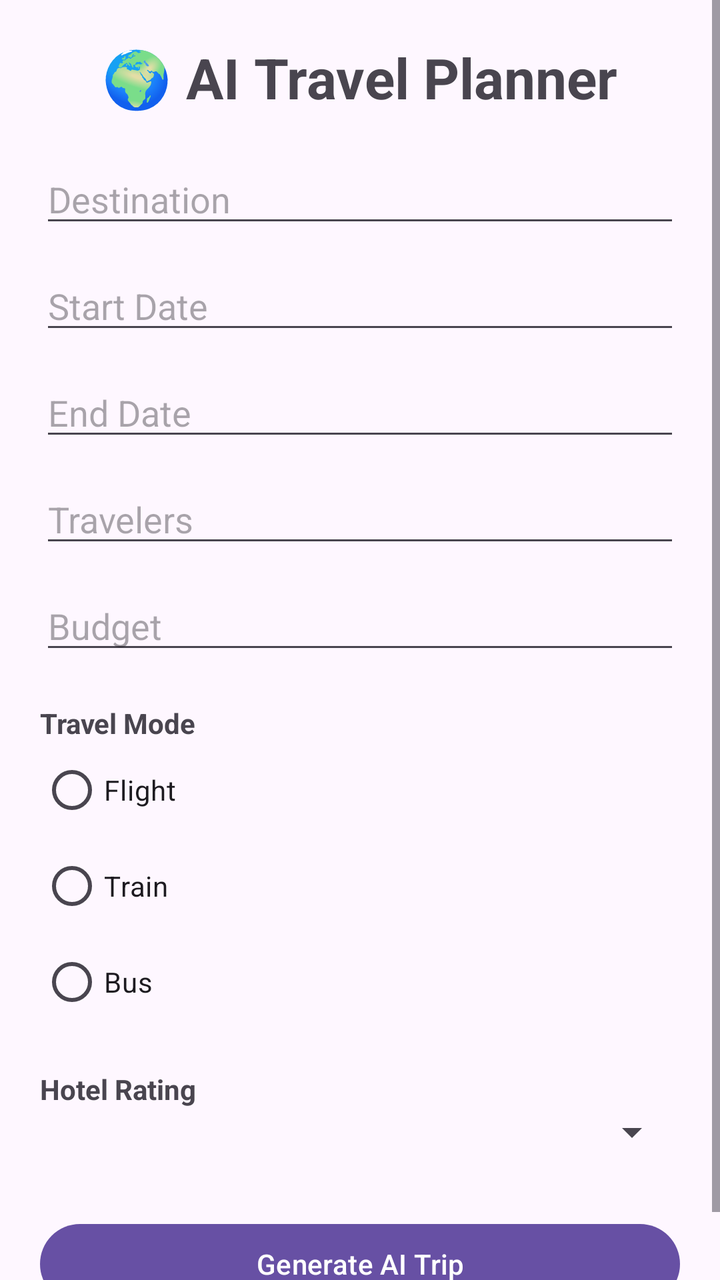
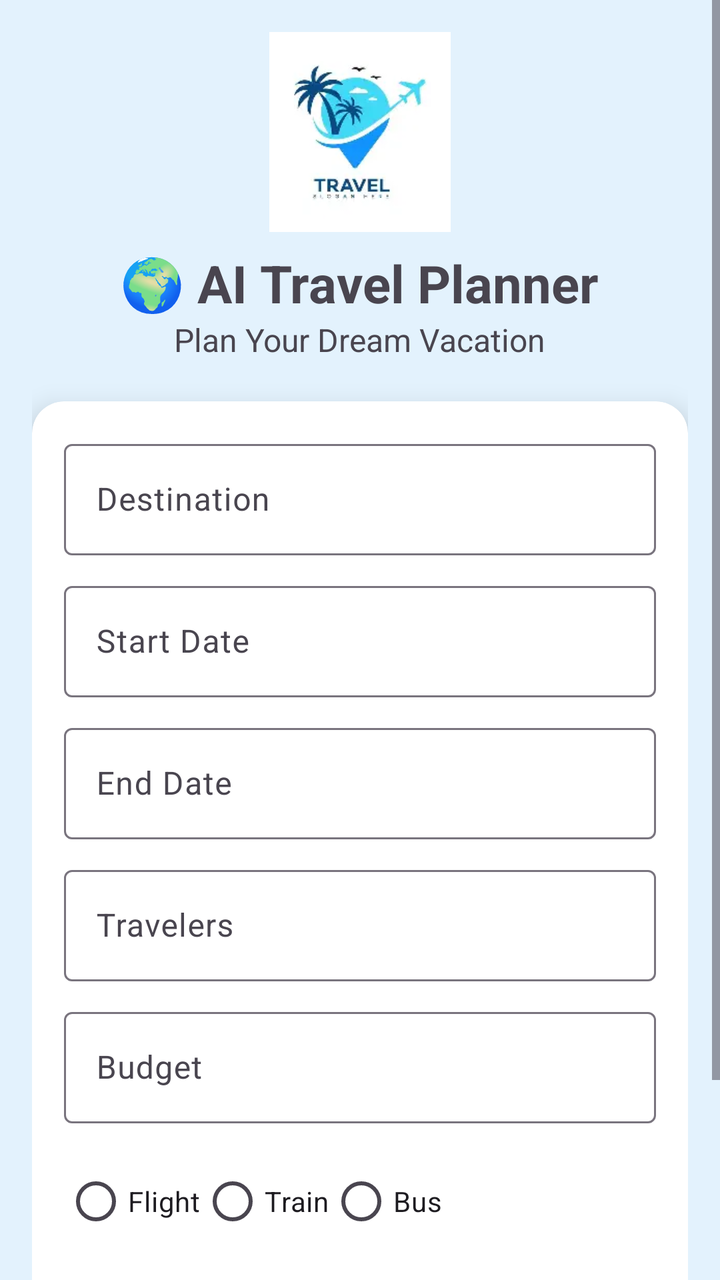

An Android layout rendered at two revisions. The XML below is the earlier revision; the diff shows what the commit changed to produce the second picture.
<!-- AndroidManifest.xml: application theme Theme.AITravelPlanner -->
<!-- res/layout/activity_main.xml -->
<?xml version="1.0" encoding="utf-8"?>
<ScrollView xmlns:android="http://schemas.android.com/apk/res/android"
    android:layout_width="match_parent"
    android:layout_height="match_parent">

    <LinearLayout
        android:layout_width="match_parent"
        android:layout_height="wrap_content"
        android:orientation="vertical"
        android:padding="20dp">

        <TextView
            android:layout_width="wrap_content"
            android:layout_height="wrap_content"
            android:text="🌍 AI Travel Planner"
            android:textSize="28sp"
            android:textStyle="bold"
            android:layout_gravity="center"
            android:layout_marginBottom="20dp"/>

        <EditText
            android:id="@+id/etDestination"
            android:layout_width="match_parent"
            android:layout_height="wrap_content"
            android:hint="Destination"/>

        <EditText
            android:id="@+id/etStartDate"
            android:layout_width="match_parent"
            android:layout_height="wrap_content"
            android:hint="Start Date"
            android:focusable="false"
            android:layout_marginTop="12dp"/>

        <EditText
            android:id="@+id/etEndDate"
            android:layout_width="match_parent"
            android:layout_height="wrap_content"
            android:hint="End Date"
            android:focusable="false"
            android:layout_marginTop="12dp"/>

        <EditText
            android:id="@+id/etTravelers"
            android:layout_width="match_parent"
            android:layout_height="wrap_content"
            android:hint="Travelers"
            android:inputType="number"
            android:layout_marginTop="12dp"/>

        <EditText
            android:id="@+id/etBudget"
            android:layout_width="match_parent"
            android:layout_height="wrap_content"
            android:hint="Budget"
            android:inputType="number"
            android:layout_marginTop="12dp"/>

        <TextView
            android:layout_width="wrap_content"
            android:layout_height="wrap_content"
            android:text="Travel Mode"
            android:textStyle="bold"
            android:layout_marginTop="20dp"/>

        <RadioGroup
            android:id="@+id/rgTravelMode"
            android:layout_width="wrap_content"
            android:layout_height="wrap_content">

            <RadioButton
                android:id="@+id/rbFlight"
                android:layout_width="wrap_content"
                android:layout_height="wrap_content"
                android:text="Flight"/>

            <RadioButton
                android:id="@+id/rbTrain"
                android:layout_width="wrap_content"
                android:layout_height="wrap_content"
                android:text="Train"/>

            <RadioButton
                android:id="@+id/rbBus"
                android:layout_width="wrap_content"
                android:layout_height="wrap_content"
                android:text="Bus"/>

        </RadioGroup>

        <TextView
            android:layout_width="wrap_content"
            android:layout_height="wrap_content"
            android:text="Hotel Rating"
            android:textStyle="bold"
            android:layout_marginTop="20dp"/>

        <Spinner
            android:id="@+id/spHotel"
            android:layout_width="match_parent"
            android:layout_height="wrap_content"/>

        <Button
            android:id="@+id/btnGenerate"
            android:layout_width="match_parent"
            android:layout_height="wrap_content"
            android:text="Generate AI Trip"
            android:layout_marginTop="30dp"/>

    </LinearLayout>

</ScrollView>
<!-- resources referenced by this layout -->
<resources>
  <style name="Theme.AITravelPlanner" parent="Base.Theme.AITravelPlanner" />
  <style name="Base.Theme.AITravelPlanner" parent="Theme.Material3.DayNight.NoActionBar">
          
          
      </style>
</resources>

<!-- the commit's change to res/layout/activity_main.xml (unified diff, before → after) -->
@@ -1,111 +1,154 @@
 <?xml version="1.0" encoding="utf-8"?>
 <ScrollView xmlns:android="http://schemas.android.com/apk/res/android"
+    xmlns:app="http://schemas.android.com/apk/res-auto"
     android:layout_width="match_parent"
-    android:layout_height="match_parent">
-
+    android:layout_height="match_parent"
+    android:background="#E3F2FD">
     <LinearLayout
         android:layout_width="match_parent"
         android:layout_height="wrap_content"
         android:orientation="vertical"
-        android:padding="20dp">
+        android:padding="16dp">
+
+        <ImageView
+            android:layout_width="100dp"
+            android:layout_height="100dp"
+            android:layout_gravity="center"
+            android:src="@drawable/travel_logo" />
 
         <TextView
             android:layout_width="wrap_content"
             android:layout_height="wrap_content"
             android:text="🌍 AI Travel Planner"
-            android:textSize="28sp"
             android:textStyle="bold"
+            android:textSize="26sp"
             android:layout_gravity="center"
-            android:layout_marginBottom="20dp"/>
-
-        <EditText
-            android:id="@+id/etDestination"
-            android:layout_width="match_parent"
-            android:layout_height="wrap_content"
-            android:hint="Destination"/>
-
-        <EditText
-            android:id="@+id/etStartDate"
-            android:layout_width="match_parent"
-            android:layout_height="wrap_content"
-            android:hint="Start Date"
-            android:focusable="false"
-            android:layout_marginTop="12dp"/>
-
-        <EditText
-            android:id="@+id/etEndDate"
-            android:layout_width="match_parent"
-            android:layout_height="wrap_content"
-            android:hint="End Date"
-            android:focusable="false"
-            android:layout_marginTop="12dp"/>
-
-        <EditText
-            android:id="@+id/etTravelers"
-            android:layout_width="match_parent"
-            android:layout_height="wrap_content"
-            android:hint="Travelers"
-            android:inputType="number"
-            android:layout_marginTop="12dp"/>
-
-        <EditText
-            android:id="@+id/etBudget"
-            android:layout_width="match_parent"
-            android:layout_height="wrap_content"
-            android:hint="Budget"
-            android:inputType="number"
-            android:layout_marginTop="12dp"/>
+            android:layout_marginTop="8dp"/>
 
         <TextView
             android:layout_width="wrap_content"
             android:layout_height="wrap_content"
-            android:text="Travel Mode"
-            android:textStyle="bold"
-            android:layout_marginTop="20dp"/>
+            android:text="Plan Your Dream Vacation"
+            android:textSize="16sp"
+            android:layout_gravity="center"
+            android:layout_marginBottom="20dp"/>
 
-        <RadioGroup
-            android:id="@+id/rgTravelMode"
-            android:layout_width="wrap_content"
-            android:layout_height="wrap_content">
-
-            <RadioButton
-                android:id="@+id/rbFlight"
-                android:layout_width="wrap_content"
-                android:layout_height="wrap_content"
-                android:text="Flight"/>
-
-            <RadioButton
-                android:id="@+id/rbTrain"
-                android:layout_width="wrap_content"
-                android:layout_height="wrap_content"
-                android:text="Train"/>
-
-            <RadioButton
-                android:id="@+id/rbBus"
-                android:layout_width="wrap_content"
-                android:layout_height="wrap_content"
-                android:text="Bus"/>
-
-        </RadioGroup>
-
-        <TextView
-            android:layout_width="wrap_content"
-            android:layout_height="wrap_content"
-            android:text="Hotel Rating"
-            android:textStyle="bold"
-            android:layout_marginTop="20dp"/>
-
-        <Spinner
-            android:id="@+id/spHotel"
-            android:layout_width="match_parent"
-            android:layout_height="wrap_content"/>
-
-        <Button
-            android:id="@+id/btnGenerate"
+        <androidx.cardview.widget.CardView
             android:layout_width="match_parent"
             android:layout_height="wrap_content"
-            android:text="Generate AI Trip"
-            android:layout_marginTop="30dp"/>
+            app:cardCornerRadius="16dp"
+            app:cardElevation="8dp"
+            android:padding="16dp">
+
+            <LinearLayout
+                android:layout_width="match_parent"
+                android:layout_height="wrap_content"
+                android:orientation="vertical"
+                android:padding="16dp">
+
+                <com.google.android.material.textfield.TextInputLayout
+                    android:layout_width="match_parent"
+                    android:layout_height="wrap_content"
+                    android:hint="Destination">
+
+                    <com.google.android.material.textfield.TextInputEditText
+                        android:id="@+id/etDestination"
+                        android:layout_width="match_parent"
+                        android:layout_height="wrap_content"/>
+                </com.google.android.material.textfield.TextInputLayout>
+
+                <com.google.android.material.textfield.TextInputLayout
+                    android:layout_width="match_parent"
+                    android:layout_height="wrap_content"
+                    android:hint="Start Date"
+                    android:layout_marginTop="10dp">
+
+                    <com.google.android.material.textfield.TextInputEditText
+                        android:id="@+id/etStartDate"
+                        android:layout_width="match_parent"
+                        android:layout_height="wrap_content"
+                        android:focusable="false"/>
+                </com.google.android.material.textfield.TextInputLayout>
+
+                <com.google.android.material.textfield.TextInputLayout
+                    android:layout_width="match_parent"
+                    android:layout_height="wrap_content"
+                    android:hint="End Date"
+                    android:layout_marginTop="10dp">
+
+                    <com.google.android.material.textfield.TextInputEditText
+                        android:id="@+id/etEndDate"
+                        android:layout_width="match_parent"
+                        android:layout_height="wrap_content"
+                        android:focusable="false"/>
+                </com.google.android.material.textfield.TextInputLayout>
+
+                <com.google.android.material.textfield.TextInputLayout
+                    android:layout_width="match_parent"
+                    android:layout_height="wrap_content"
+                    android:hint="Travelers"
+                    android:layout_marginTop="10dp">
+
+                    <com.google.android.material.textfield.TextInputEditText
+                        android:id="@+id/etTravelers"
+                        android:layout_width="match_parent"
+                        android:layout_height="wrap_content"
+                        android:inputType="number"/>
+                </com.google.android.material.textfield.TextInputLayout>
+
+                <com.google.android.material.textfield.TextInputLayout
+                    android:layout_width="match_parent"
+                    android:layout_height="wrap_content"
+                    android:hint="Budget"
+                    android:layout_marginTop="10dp">
+
+                    <com.google.android.material.textfield.TextInputEditText
+                        android:id="@+id/etBudget"
+                        android:layout_width="match_parent"
+                        android:layout_height="wrap_content"
+                        android:inputType="number"/>
+                </com.google.android.material.textfield.TextInputLayout>
+
+                <RadioGroup
+                    android:id="@+id/rgTravelMode"
+                    android:layout_width="match_parent"
+                    android:layout_height="wrap_content"
+                    android:orientation="horizontal"
+                    android:layout_marginTop="15dp">
+
+                    <RadioButton
+                        android:layout_width="wrap_content"
+                        android:layout_height="wrap_content"
+                        android:text="Flight"/>
+
+                    <RadioButton
+                        android:layout_width="wrap_content"
+                        android:layout_height="wrap_content"
+                        android:text="Train"/>
+
+                    <RadioButton
+                        android:layout_width="wrap_content"
+                        android:layout_height="wrap_content"
+                        android:text="Bus"/>
+                </RadioGroup>
+
+                <Spinner
+                    android:id="@+id/spHotel"
+                    android:layout_width="match_parent"
+                    android:layout_height="wrap_content"
+                    android:layout_marginTop="10dp"/>
+
+                <com.google.android.material.button.MaterialButton
+                    android:id="@+id/btnGenerate"
+                    android:layout_width="match_parent"
+                    android:layout_height="wrap_content"
+                    android:text="🤖 Generate AI Trip"
+                    android:layout_marginTop="20dp"
+                    app:cornerRadius="16dp"/>
+
+            </LinearLayout>
+
+        </androidx.cardview.widget.CardView>
 
     </LinearLayout>
 
<!-- resource entries referenced after the edit -->
@@ -1,5 +1,6 @@
 <!-- resources referenced by this layout -->
 <resources>
+  <!-- drawable travel_logo: webp bitmap (drawable, 3148 bytes) -->
   <style name="Theme.AITravelPlanner" parent="Base.Theme.AITravelPlanner" />
   <style name="Base.Theme.AITravelPlanner" parent="Theme.Material3.DayNight.NoActionBar">
           
